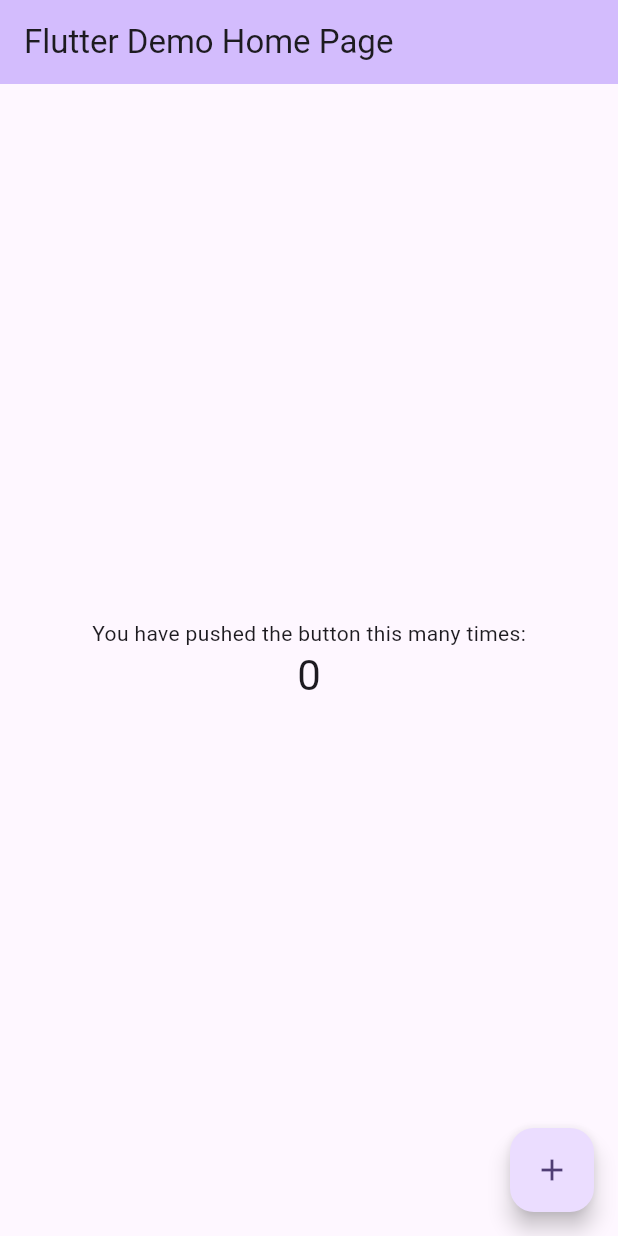
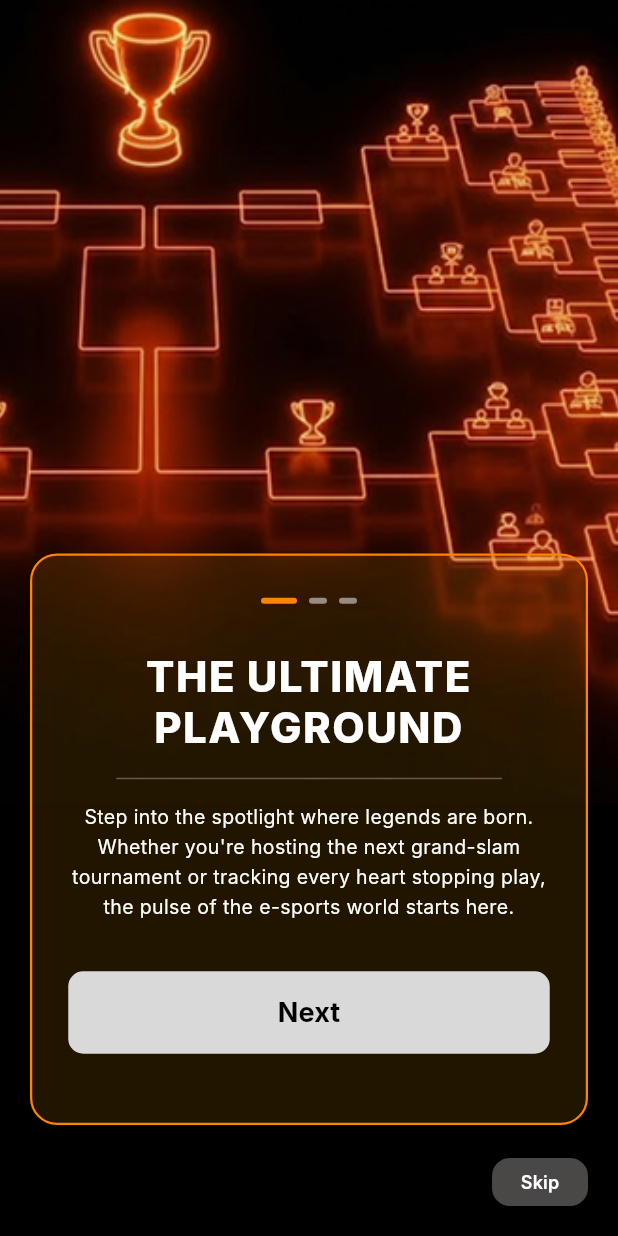
Before and after one commit to ItsKalfox/esport-tournament-app, a Flutter app: the screen it shows after launch, on a phone screen of 412 x 824 dp. Run offline on Flutter 3.47's test engine with Material 3 defaults, Android fonts, the phone set to English and light mode, and no system bars; our stand-ins replace firebase_core; accounts and stored records are empty; Roboto replaces fonts that are missing (Inter).

Commit message:
feat: implement onboarding slides

```diff
--- a/lib/main.dart
+++ b/lib/main.dart
@@ -1,122 +1,25 @@
 import 'package:flutter/material.dart';
+import 'screens/onboarding_screen.dart';
+import 'models/constants.dart';
 
 void main() {
-  runApp(const MyApp());
+  runApp(const OnboardingApp());
 }
 
-class MyApp extends StatelessWidget {
-  const MyApp({super.key});
+class OnboardingApp extends StatelessWidget {
+  const OnboardingApp({super.key});
 
-  // This widget is the root of your application.
   @override
   Widget build(BuildContext context) {
     return MaterialApp(
-      title: 'Flutter Demo',
+      title: 'Onboarding App Design Implementation',
+      debugShowCheckedModeBanner: false,
       theme: ThemeData(
-        // This is the theme of your application.
-        //
-        // TRY THIS: Try running your application with "flutter run". You'll see
-        // the application has a purple toolbar. Then, without quitting the app,
-        // try changing the seedColor in the colorScheme below to Colors.green
-        // and then invoke "hot reload" (save your changes or press the "hot
-        // reload" button in a Flutter-supported IDE, or press "r" if you used
-        // the command line to start the app).
-        //
-        // Notice that the counter didn't reset back to zero; the application
-        // state is not lost during the reload. To reset the state, use hot
-        // restart instead.
-        //
-        // This works for code too, not just values: Most code changes can be
-        // tested with just a hot reload.
-        colorScheme: .fromSeed(seedColor: Colors.deepPurple),
+        scaffoldBackgroundColor: FigmaColors.background,
+        colorScheme: ColorScheme.fromSeed(seedColor: FigmaColors.containerBorder),
+        useMaterial3: true,
       ),
-      home: const MyHomePage(title: 'Flutter Demo Home Page'),
+      home: const OnboardingScreen(),
     );
   }
 }
-
-class MyHomePage extends StatefulWidget {
-  const MyHomePage({super.key, required this.title});
-
-  // This widget is the home page of your application. It is stateful, meaning
-  // that it has a State object (defined below) that contains fields that affect
-  // how it looks.
-
-  // This class is the configuration for the state. It holds the values (in this
-  // case the title) provided by the parent (in this case the App widget) and
-  // used by the build method of the State. Fields in a Widget subclass are
-  // always marked "final".
-
-  final String title;
-
-  @override
-  State<MyHomePage> createState() => _MyHomePageState();
-}
-
-class _MyHomePageState extends State<MyHomePage> {
-  int _counter = 0;
-
-  void _incrementCounter() {
-    setState(() {
-      // This call to setState tells the Flutter framework that something has
-      // changed in this State, which causes it to rerun the build method below
-      // so that the display can reflect the updated values. If we changed
-      // _counter without calling setState(), then the build method would not be
-      // called again, and so nothing would appear to happen.
-      _counter++;
-    });
-  }
-
-  @override
-  Widget build(BuildContext context) {
-    // This method is rerun every time setState is called, for instance as done
-    // by the _incrementCounter method above.
-    //
-    // The Flutter framework has been optimized to make rerunning build methods
-    // fast, so that you can just rebuild anything that needs updating rather
-    // than having to individually change instances of widgets.
-    return Scaffold(
-      appBar: AppBar(
-        // TRY THIS: Try changing the color here to a specific color (to
-        // Colors.amber, perhaps?) and trigger a hot reload to see the AppBar
-        // change color while the other colors stay the same.
-        backgroundColor: Theme.of(context).colorScheme.inversePrimary,
-        // Here we take the value from the MyHomePage object that was created by
-        // the App.build method, and use it to set our appbar title.
-        title: Text(widget.title),
-      ),
-      body: Center(
-        // Center is a layout widget. It takes a single child and positions it
-        // in the middle of the parent.
-        child: Column(
-          // Column is also a layout widget. It takes a list of children and
-          // arranges them vertically. By default, it sizes itself to fit its
-          // children horizontally, and tries to be as tall as its parent.
-          //
-          // Column has various properties to control how it sizes itself and
-          // how it positions its children. Here we use mainAxisAlignment to
-          // center the children vertically; the main axis here is the vertical
-          // axis because Columns are vertical (the cross axis would be
-          // horizontal).
-          //
-          // TRY THIS: Invoke "debug painting" (choose the "Toggle Debug Paint"
-          // action in the IDE, or press "p" in the console), to see the
-          // wireframe for each widget.
-          mainAxisAlignment: .center,
-          children: [
-            const Text('You have pushed the button this many times:'),
-            Text(
-              '$_counter',
-              style: Theme.of(context).textTheme.headlineMedium,
-            ),
-          ],
-        ),
-      ),
-      floatingActionButton: FloatingActionButton(
-        onPressed: _incrementCounter,
-        tooltip: 'Increment',
-        child: const Icon(Icons.add),
-      ),
-    );
-  }
-}
--- /dev/null
+++ b/lib/models/constants.dart
@@ -0,0 +1,53 @@
+import 'package:flutter/material.dart';
+
+class FigmaColors {
+  static const Color background = Color(0xFF000000); // Pure Black
+  static const Color containerBg = Color(0x21FFA600); // ~13% opacity orange over dark background
+  static const Color containerBorder = Color(0xFFFF8400); // Bright Orange glowing border
+
+  static const Color titleText = Color(0xFFFFFFFF);
+  static const Color subtitleText = Color(0xFFFFFFFF);
+
+  static const Color nextBtnBg = Color(0xFFD9D9D9); // Light Silver
+  static const Color nextBtnText = Color(0xFF000000);
+
+  static const Color skipBtnBg = Color(0xFF4A4747); // Dark Grey
+  static const Color skipBtnText = Color(0xFFFFFFFF);
+
+  static const Color activeIndicator = Color(0xFFFF8400);
+  static const Color inactiveIndicator = Color(0x80FFFFFF); // Semi-transparent white
+  static const Color dividerLine = Color(0x4DFFFFFF); // Subtle divider
+}
+
+class FigmaTypography {
+  static const TextStyle title = TextStyle(
+    fontFamily: 'Inter',
+    fontSize: 28.0,
+    fontWeight: FontWeight.w800, // Extra Bold
+    color: FigmaColors.titleText,
+    height: 1.2,
+    letterSpacing: 1.0,
+  );
+
+  static const TextStyle subtitle = TextStyle(
+    fontFamily: 'Inter',
+    fontSize: 13.0,
+    fontWeight: FontWeight.w400,
+    color: FigmaColors.subtitleText,
+    height: 1.5,
+  );
+
+  static const TextStyle nextButton = TextStyle(
+    fontFamily: 'Inter',
+    fontSize: 18.0,
+    fontWeight: FontWeight.w700,
+    color: FigmaColors.nextBtnText,
+  );
+
+  static const TextStyle skipButton = TextStyle(
+    fontFamily: 'Inter',
+    fontSize: 12.0,
+    fontWeight: FontWeight.w600,
+    color: FigmaColors.skipBtnText,
+  );
+}
--- /dev/null
+++ b/lib/models/onboarding_model.dart
@@ -0,0 +1,11 @@
+class OnboardingPageModel {
+  final String imagePath;
+  final String title;
+  final String subtitle;
+
+  const OnboardingPageModel({
+    required this.imagePath,
+    required this.title,
+    required this.subtitle,
+  });
+}
--- /dev/null
+++ b/lib/screens/onboarding_screen.dart
@@ -0,0 +1,103 @@
+import 'package:flutter/material.dart';
+import 'package:flutter/services.dart';
+import '../models/onboarding_model.dart';
+import '../models/constants.dart';
+import '../services/auth_service.dart';
+import '../widgets/onboarding_page_widget.dart';
+
+class OnboardingScreen extends StatefulWidget {
+  const OnboardingScreen({super.key});
+
+  @override
+  State<OnboardingScreen> createState() => _OnboardingScreenState();
+}
+
+class _OnboardingScreenState extends State<OnboardingScreen> {
+  final PageController _pageController = PageController();
+  final AuthService _authService = AuthService();
+
+  // Naming strictness requirement
+  int _userOnboardingIndex = 0;
+  bool _isLoading = false;
+
+  final List<OnboardingPageModel> _pages = const [
+    OnboardingPageModel(
+      imagePath: 'assets/image 16.png',
+      title: 'The Ultimate\nPlayground',
+      subtitle: "Step into the spotlight where legends are born. Whether you're hosting the next grand-slam tournament or tracking every heart stopping play, the pulse of the e-sports world starts here.",
+    ),
+    OnboardingPageModel(
+      imagePath: 'assets/image 17.png',
+      title: 'Stay Ahead\nOf The Game',
+      subtitle: 'Receive real-time tactical intelligence from our AI chat bot. Connect with an elite tech community to master the gear behind the glory.',
+    ),
+    OnboardingPageModel(
+      imagePath: 'assets/image 18.png',
+      title: 'Equip For\nVictory',
+      subtitle: 'Browse our curated marketplace for exclusive gear drops and pro-tier essentials. Elevate your playstyle with the high-performance tech used by the legends.',
+    ),
+  ];
+
+  @override
+  void initState() {
+    super.initState();
+    // Enforce dark status bar
+    SystemChrome.setSystemUIOverlayStyle(SystemUiOverlayStyle.light);
+  }
+
+  @override
+  void dispose() {
+    _pageController.dispose();
+    super.dispose();
+  }
+
+  Future<void> _handleComplete() async {
+    setState(() => _isLoading = true);
+    final success = await _authService.completeOnboarding();
+    setState(() => _isLoading = false);
+
+    if (success && mounted) {
+      ScaffoldMessenger.of(context).showSnackBar(
+        const SnackBar(content: Text('Welcome to the playground!')),
+      );
+    }
+  }
+
+  @override
+  Widget build(BuildContext context) {
+    return Scaffold(
+      backgroundColor: FigmaColors.background,
+      body: _isLoading
+        ? const Center(child: CircularProgressIndicator(color: FigmaColors.containerBorder))
+        : PageView.builder(
+            controller: _pageController,
+            physics: const BouncingScrollPhysics(),
+            itemCount: _pages.length,
+            onPageChanged: (index) {
+              setState(() {
+                _userOnboardingIndex = index;
+              });
+            },
+            itemBuilder: (context, index) {
+              return OnboardingPageWidget(
+                data: _pages[index],
+                currentIndex: index,
+                totalPages: _pages.length,
+                isLastPage: index == _pages.length - 1,
+                onNext: () {
+                  if (index == _pages.length - 1) {
+                    _handleComplete();
+                  } else {
+                    _pageController.nextPage(
+                      duration: const Duration(milliseconds: 300),
+                      curve: Curves.easeInOut,
+                    );
+                  }
+                },
+                onSkip: () => _handleComplete(),
+              );
+            },
+          ),
+    );
+  }
+}
--- /dev/null
+++ b/lib/services/auth_service.dart
@@ -0,0 +1,16 @@
+import 'dart:async';
+
+class AuthService {
+  /// Simulates a backend call to register that the user has completed onboarding.
+  Future<bool> completeOnboarding() async {
+    try {
+      // Backend service placeholder for future API integration
+      await Future.delayed(const Duration(seconds: 1)); // Mock Network Call
+      print("Backend Log: Onboarding completed successfully.");
+      return true;
+    } catch (e) {
+      print("Backend Log: Error saving onboarding state - $e");
+      return false;
+    }
+  }
+}
--- /dev/null
+++ b/lib/widgets/custom_button.dart
@@ -0,0 +1,45 @@
+import 'package:flutter/material.dart';
+import '../models/constants.dart';
+
+class CustomButton extends StatelessWidget {
+  final String text;
+  final VoidCallback onPressed;
+  final bool isPrimary;
+  final double? width;
+
+  const CustomButton({
+    super.key,
+    required this.text,
+    required this.onPressed,
+    this.isPrimary = true,
+    this.width,
+  });
+
+  @override
+  Widget build(BuildContext context) {
+    return SizedBox(
+      width: width ?? double.infinity,
+      height: 56.0,
+      child: ElevatedButton(
+        style: ElevatedButton.styleFrom(
+          backgroundColor: isPrimary ? FigmaColors.containerBorder : Colors.transparent,
+          foregroundColor: isPrimary ? Colors.white : FigmaColors.containerBorder,
+          elevation: 0,
+          shape: RoundedRectangleBorder(
+            borderRadius: BorderRadius.circular(12.0),
+            side: isPrimary
+                ? BorderSide.none
+                : const BorderSide(color: FigmaColors.containerBorder, width: 2),
+          ),
+        ),
+        onPressed: onPressed,
+        child: Text(
+          text,
+          style: isPrimary
+              ? FigmaTypography.nextButton
+              : FigmaTypography.nextButton.copyWith(color: FigmaColors.containerBorder),
+        ),
+      ),
+    );
+  }
+}
--- /dev/null
+++ b/lib/widgets/onboarding_page_widget.dart
@@ -0,0 +1,187 @@
+import 'package:flutter/material.dart';
+import '../models/onboarding_model.dart';
+import '../models/constants.dart';
+
+class OnboardingPageWidget extends StatelessWidget {
+  final OnboardingPageModel data;
+  final VoidCallback onNext;
+  final VoidCallback onSkip;
+  final bool isLastPage;
+  final int currentIndex;
+  final int totalPages;
+
+  const OnboardingPageWidget({
+    super.key,
+    required this.data,
+    required this.onNext,
+    required this.onSkip,
+    required this.isLastPage,
+    required this.currentIndex,
+    required this.totalPages,
+  });
+
+  @override
+  Widget build(BuildContext context) {
+    return Stack(
+      children: [
+        // Top Glowing Illustration (Scaled to fill boundaries without black lines)
+        Positioned(
+          // Shift image 17 (index 1) up a little bit as requested
+          top: currentIndex == 1 ? -60.0 : 0.0,
+          left: 0,
+          right: 0,
+          height: MediaQuery.of(context).size.height *
+              0.65, // Extends deeper but scales perfectly
+          child: Image.asset(
+            data.imagePath,
+            // Replaces contain with cover to completely cover the left and right black spaces!
+            fit: BoxFit.cover,
+            alignment: Alignment
+                .topCenter, // Anchors the image high so the card doesn't cover its center
+          ),
+        ),
+
+        // Bottom Rounded Container with Orange Stroke
+        Positioned(
+          bottom: isLastPage ? 52.0 : 74.0, // Reverted screen 1 & 2 to their original layout
+          left: 20,
+          right: 20,
+          child: Container(
+            width: double.infinity,
+            padding: const EdgeInsets.only(
+              left: 24.0,
+              right: 24.0,
+              top: 28.0,
+              bottom: 30.0, // Space below Next button
+            ),
+            decoration: BoxDecoration(
+              color: FigmaColors.containerBg,
+              borderRadius: BorderRadius.circular(18.0),
+              border: Border.all(
+                color: FigmaColors.containerBorder,
+                width: 1.5,
+              ),
+            ),
+            child: Column(
+              mainAxisSize: MainAxisSize.min,
+              children: [
+                // Indicators inside the top of the container
+                Row(
+                  mainAxisAlignment: MainAxisAlignment.center,
+                  children: List.generate(
+                    totalPages,
+                    (index) => Container(
+                      margin: const EdgeInsets.symmetric(horizontal: 4.0),
+                      height: 4.0,
+                      width: currentIndex == index ? 24.0 : 12.0,
+                      decoration: BoxDecoration(
+                        color: currentIndex == index
+                            ? FigmaColors.activeIndicator
+                            : FigmaColors.inactiveIndicator,
+                        borderRadius: BorderRadius.circular(2.0),
+                      ),
+                    ),
+                  ),
+                ),
+                const SizedBox(height: 32.0),
+
+                // Title
+                Text(
+                  data.title.toUpperCase(),
+                  style: FigmaTypography.title,
+                  textAlign: TextAlign.center,
+                ),
+                const SizedBox(height: 16.0),
+
+                // Fine line divider
+                Container(
+                  height: 1.0,
+                  width: double.infinity,
+                  margin: const EdgeInsets.symmetric(horizontal: 32.0),
+                  color: FigmaColors.dividerLine,
+                ),
+                const SizedBox(height: 16.0),
+
+                // Subtitle
+                Text(
+                  data.subtitle,
+                  style: FigmaTypography.subtitle,
+                  textAlign: TextAlign.center,
+                ),
+                const SizedBox(height: 32.0),
+
+                // Next Button
+                SizedBox(
+                  width: double.infinity,
+                  height: 55.0, // Specific height from layout 311x55
+                  child: ElevatedButton(
+                    style: ElevatedButton.styleFrom(
+                      backgroundColor: FigmaColors.nextBtnBg,
+                      shape: RoundedRectangleBorder(
+                        borderRadius: BorderRadius.circular(10.0),
+                      ),
+                      elevation: 0,
+                    ),
+                    onPressed: onNext,
+                    child: Text(
+                      isLastPage ? 'Next' : 'Next',
+                      style: FigmaTypography.nextButton,
+                    ),
+                  ),
+                ),
+
+                const SizedBox(height: 16.0), // Gap to finish the container properly
+              ],
+            ),
+          ),
+        ),
+
+        // Skip Button - Dynamically switches layout depending on whether it's page 3 or page 1/2
+        isLastPage
+            // PAGE 3: The exact measurements explicitly extracted from Figma frame 3
+            ? Positioned(
+                bottom: 9.0,   // Exact constraint for page 3
+                right: 27.0,   // Exact constraint for page 3
+                child: SizedBox(
+                   width: 102.0,
+                   height: 36.0,
+                   child: ElevatedButton(
+                    style: ElevatedButton.styleFrom(
+                      backgroundColor: FigmaColors.skipBtnBg,
+                      padding: EdgeInsets.zero,
+                      shape: RoundedRectangleBorder(
+                        borderRadius: BorderRadius.circular(11.0),
+                      ),
+                      elevation: 0,
+                    ),
+                    onPressed: onSkip,
+                    child: Text('Skip', style: FigmaTypography.skipButton),
+                  ),
+                ),
+              )
+            // PAGES 1 & 2: Restored to the previous universally acclaimed safe layout margins
+            : Align(
+                alignment: Alignment.bottomRight,
+                child: Padding(
+                  padding: const EdgeInsets.only(right: 20.0, bottom: 20.0),
+                  child: SizedBox(
+                     height: 32, // Classic compact height
+                     child: ElevatedButton(
+                      style: ElevatedButton.styleFrom(
+                        backgroundColor: FigmaColors.skipBtnBg,
+                        padding: const EdgeInsets.symmetric(horizontal: 16.0),
+                        shape: RoundedRectangleBorder(
+                          borderRadius: BorderRadius.circular(12.0),
+                        ),
+                        elevation: 0,
+                      ),
+                      onPressed: onSkip,
+                      child: Text('Skip', style: FigmaTypography.skipButton),
+                    ),
+                  ),
+                ),
+              ),
+      ],
+    );
+  }
+}
```
Also changed, not shown: analysis_options.yaml (+0 -27 lines), pubspec.yaml (+6 -78 lines), assets/image 16.png (added), assets/image 17.png (added), assets/image 18.png (added), pubspec.lock, 14 other files.
